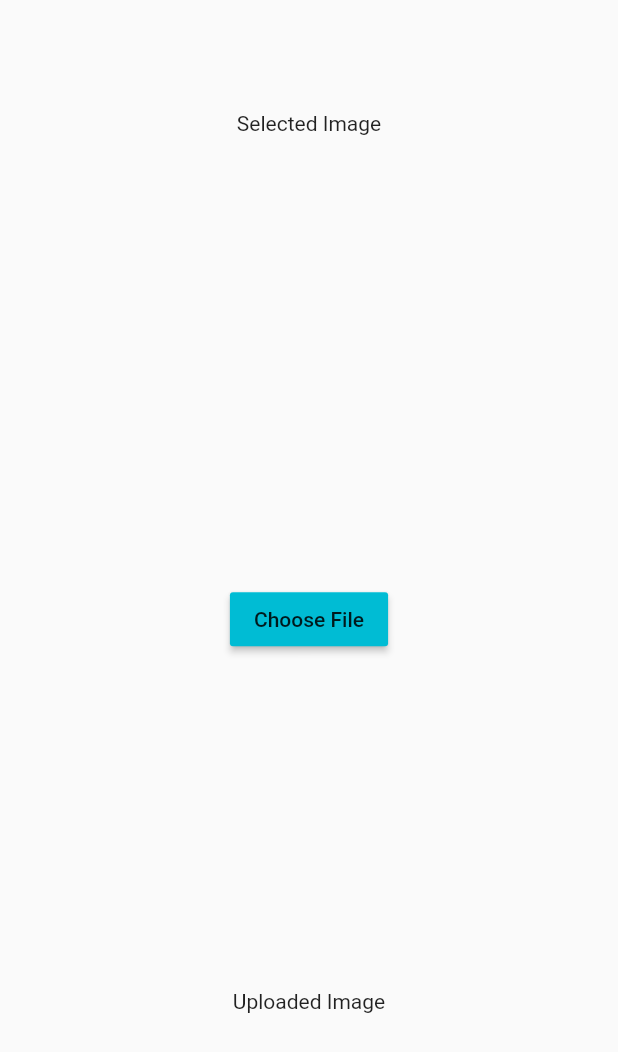
After one commit to vish198910/UpajVirasat, a Flutter app: the Images screen opened directly, on a phone screen of 412 x 824 dp. The commit adds this screen. Shown: the top 1052 px of the screen. Run offline on Flutter 3.47's test engine with Material 2 defaults, Android fonts, the phone set to English and light mode, and no system bars; our stand-ins replace carousel_slider, cloud_firestore, firebase_auth, firebase_storage, google_sign_in, image_picker and 1 more; missing offline and left inert: flutter_sparkline; accounts and stored records are empty.

Commit message:
Now farmers can add image to the firebase

```diff
--- /dev/null
+++ b/lib/Screens/Images.dart
@@ -0,0 +1,86 @@
+import 'package:flutter/material.dart';
+import 'package:image_picker/image_picker.dart';
+import 'dart:io';
+import 'package:firebase_storage/firebase_storage.dart';
+import 'package:path/path.dart' as Path;
+
+class Images extends StatefulWidget {
+  @override
+  _ImagesState createState() => _ImagesState();
+}
+
+class _ImagesState extends State<Images> {
+  File _image;
+  String _uploadedFileURL;
+  @override
+  Widget build(BuildContext context) {
+    return Scaffold(
+      body: Container(
+        child: Column(
+          mainAxisAlignment: MainAxisAlignment.spaceEvenly,
+          children: <Widget>[
+            Text('Selected Image'),
+            _image != null
+                ? Image.asset(
+                    _image.path,
+                    height: 150,
+                  )
+                : Container(height: 150),
+            _image == null
+                ? RaisedButton(
+                    child: Text('Choose File'),
+                    onPressed: chooseFile,
+                    color: Colors.cyan,
+                  )
+                : Container(),
+            _image != null
+                ? RaisedButton(
+                    child: Text('Upload File'),
+                    onPressed: uploadFile,
+                    color: Colors.cyan,
+                  )
+                : Container(),
+            _image != null
+                ? RaisedButton(
+                    child: Text('Clear Selection'),
+                    onPressed: clearSelection,
+                  )
+                : Container(),
+            Text('Uploaded Image'),
+            _uploadedFileURL != null
+                ? Image.network(
+                    _uploadedFileURL,
+                    height: 150,
+                  )
+                : Container(),
+          ],
+        ),
+      ),
+    );
+  }
+  Future chooseFile() async {
+   await ImagePicker.pickImage(source: ImageSource.gallery).then((image) {
+     setState(() {
+       _image = image;
+     });
+   });
+ }
+
+ Future uploadFile() async {
+   StorageReference storageReference = FirebaseStorage.instance
+       .ref()
+       .child('FarmerImages/${Path.basename(_image.path)}}');
+   StorageUploadTask uploadTask = storageReference.putFile(_image);
+   await uploadTask.onComplete;
+   print('File Uploaded');
+   storageReference.getDownloadURL().then((fileURL) {
+     setState(() {
+       _uploadedFileURL = fileURL;
+     });
+   });
+ }
+
+ void clearSelection(){
+
+ }
+}
--- a/lib/Screens/dashboard.dart
+++ b/lib/Screens/dashboard.dart
@@ -2,6 +2,7 @@ import 'package:firebase_auth/firebase_auth.dart';
 import 'package:flutter/material.dart';
 import 'package:flutter_sparkline/flutter_sparkline.dart';
 import 'package:flutter_staggered_grid_view/flutter_staggered_grid_view.dart';
+import 'package:upajVirasat/Screens/Images.dart';
 import 'package:upajVirasat/Screens/form.dart';
 import 'package:upajVirasat/Screens/weather.dart';
 import './ShopScreens/shop_items_page.dart';
@@ -321,6 +322,11 @@ class _MainPageState extends State<MainPage> {
                           style: TextStyle(color: Colors.black45)),
                     ]),
               ),
+              onTap: () =>{
+                Navigator.push(context, MaterialPageRoute(builder: (context){
+                  return Images();
+                }))
+              }
             ),
             _buildTile(
               Padding(
--- a/pubspec.yaml
+++ b/pubspec.yaml
@@ -40,6 +40,8 @@ dependencies:
   flutter_staggered_grid_view:
   carousel_slider: ^2.2.1
   cloud_firestore: ^0.13.7
+  firebase_storage: ^3.1.6
+  image_picker: ^0.6.7+4
 
 dev_dependencies:
   flutter_test:
```
Also changed, not shown: lib/Models/formModel.dart (+16 -4 lines), lib/Screens/form.dart (+48 -11 lines), pubspec.lock.
